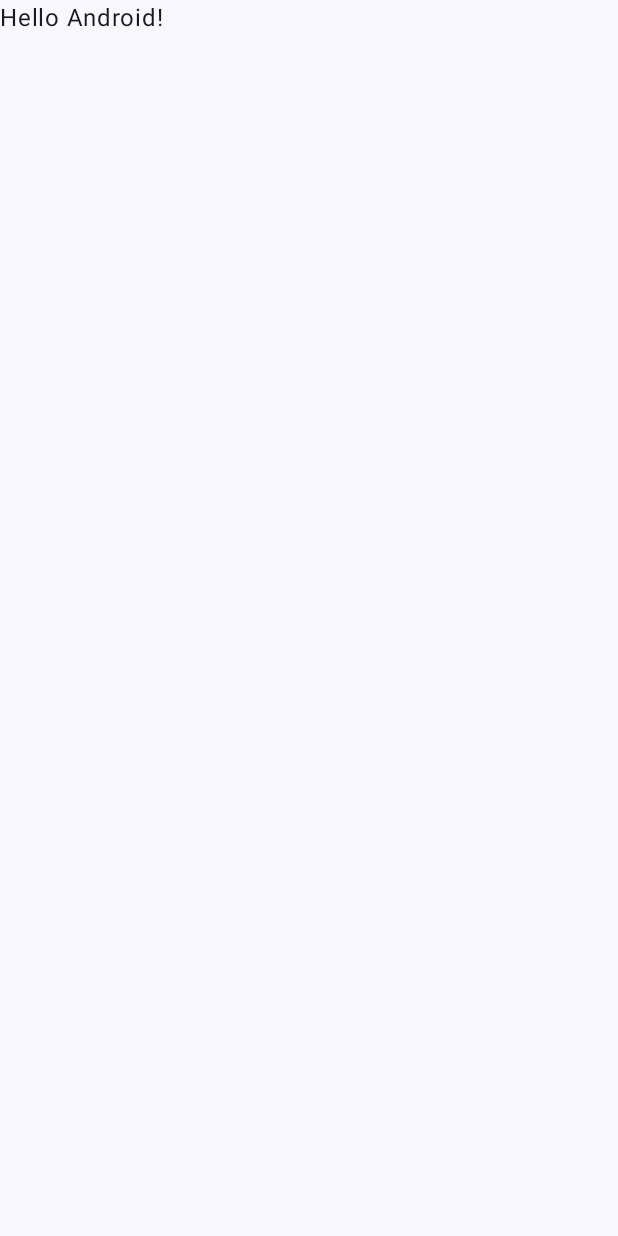
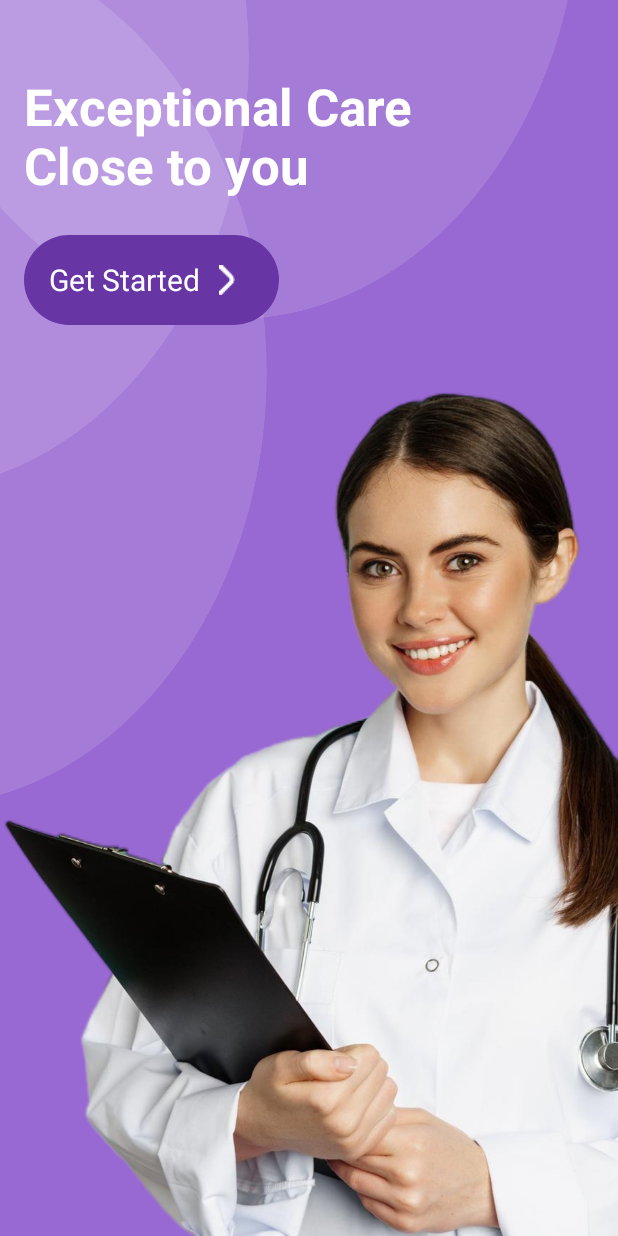
Before and after one commit to ishiniamanda/DocSchedule-App, an Android app built with Jetpack Compose: the screen it shows after launch (MainActivity before the commit, IntroActivity after it), on a phone screen of 412 x 824 dp. Before the commit the screen is almost empty. Run offline under Robolectric (Android 15) with nearby library versions, the phone set to English and light mode, and no system bars.

Commit message:
complete the Intro Page

```diff
--- a/app/build.gradle.kts
+++ b/app/build.gradle.kts
@@ -51,6 +51,10 @@ dependencies {
     implementation(libs.androidx.ui.tooling.preview)
     implementation(libs.androidx.material3)
     implementation(libs.firebase.database)
+    implementation(libs.androidx.appcompat)
+    implementation(libs.material)
+    implementation(libs.androidx.activity)
+    implementation(libs.androidx.constraintlayout)
     testImplementation(libs.junit)
     androidTestImplementation(libs.androidx.junit)
     androidTestImplementation(libs.androidx.espresso.core)
--- a/app/src/main/AndroidManifest.xml
+++ b/app/src/main/AndroidManifest.xml
@@ -11,17 +11,21 @@
         android:roundIcon="@mipmap/ic_launcher_round"
         android:supportsRtl="true"
         android:theme="@style/Theme.DocSchedule">
+
+        <!-- Intro Screen should be the first screen -->
+        <activity
+            android:name=".feature.intro.IntroActivity"
+            android:exported="true">
+            <intent-filter>
+                <action android:name="android.intent.action.MAIN"/>
+                <category android:name="android.intent.category.LAUNCHER"/>
+            </intent-filter>
+        </activity>
+
+        <!-- MainActivity is still available but NOT launcher -->
         <activity
             android:name=".MainActivity"
-            android:exported="true"
-            android:label="@string/app_name"
-            android:theme="@style/Theme.DocSchedule">
-            <intent-filter>
-                <action android:name="android.intent.action.MAIN" />
-
-                <category android:name="android.intent.category.LAUNCHER" />
-            </intent-filter>
-        </activity>
+            android:exported="false" />
     </application>
 
 </manifest>
--- /dev/null
+++ b/app/src/main/java/com/nibm/docschedule/feature/intro/IntroActivity.kt
@@ -0,0 +1,21 @@
+package com.nibm.docschedule.feature.intro
+
+import android.content.Intent
+import android.os.Bundle
+import android.widget.LinearLayout
+import androidx.appcompat.app.AppCompatActivity
+import com.nibm.docschedule.MainActivity
+import com.nibm.docschedule.R
+
+class IntroActivity : AppCompatActivity() {
+    override fun onCreate(savedInstanceState: Bundle?) {
+        super.onCreate(savedInstanceState)
+        setContentView(R.layout.activity_intro)
+
+        val startButton = findViewById<LinearLayout>(R.id.get_started_btn)
+        startButton?.setOnClickListener {
+            startActivity(Intent(this, MainActivity::class.java))
+            finish()
+        }
+    }
+}
--- a/app/src/main/java/com/nibm/docschedule/feature/intro/IntroScreen.kt
+++ /dev/null
@@ -1,17 +0,0 @@
-package com.nibm.docschedule.feature.intro
-
-import androidx.compose.foundation.background
-import androidx.compose.foundation.layout.Box
-import androidx.compose.foundation.layout.fillMaxSize
-import androidx.compose.runtime.Composable
-import androidx.compose.ui.Modifier
-import androidx.compose.ui.res.colorResource
-import com.nibm.docschedule.R
-
-@Composable
-fun IntroScreen(onStartClick: () -> Unit){
-    Box(
-        modifier = Modifier.fillMaxSize()
-            .background(color = colorResource(R.color.purple))
-    ){}
-}
--- /dev/null
+++ b/app/src/main/res/drawable/rounded_button_darkpurple.xml
@@ -0,0 +1,4 @@
+<shape xmlns:android="http://schemas.android.com/apk/res/android">
+    <solid android:color="@color/darkPurple" />
+    <corners android:radius="100dp" />
+</shape>
--- /dev/null
+++ b/app/src/main/res/layout/activity_intro.xml
@@ -0,0 +1,85 @@
+<?xml version="1.0" encoding="utf-8"?>
+<RelativeLayout xmlns:android="http://schemas.android.com/apk/res/android"
+    android:layout_width="match_parent"
+    android:layout_height="match_parent"
+    android:background="@color/purple">
+
+    <!-- TOP HALO BACKGROUND -->
+    <ImageView
+        android:id="@+id/halo_bg"
+        android:layout_width="match_parent"
+        android:layout_height="wrap_content"
+        android:src="@drawable/white_halo"
+        android:scaleType="fitXY"
+        android:layout_alignParentTop="true" />
+
+    <!-- DOCTOR IMAGE BOTTOM -->
+    <ImageView
+        android:id="@+id/doctor_image"
+        android:layout_width="match_parent"
+        android:layout_height="wrap_content"
+        android:src="@drawable/intro_women"
+        android:adjustViewBounds="true"
+        android:scaleType="fitCenter"
+        android:layout_alignParentBottom="true"
+        android:layout_alignParentEnd="true" />
+
+    <!-- TEXT + BUTTON COLUMN -->
+    <LinearLayout
+        android:id="@+id/text_button_group"
+        android:orientation="vertical"
+        android:layout_width="wrap_content"
+        android:layout_height="wrap_content"
+        android:paddingStart="16dp"
+        android:paddingTop="48dp"
+        android:paddingEnd="16dp"
+        android:layout_alignParentStart="true"
+        android:layout_alignParentTop="true">
+
+        <!-- TITLE TEXT -->
+        <TextView
+            android:id="@+id/title_text"
+            android:layout_width="wrap_content"
+            android:layout_height="wrap_content"
+            android:text="@string/sub_intro"
+            android:textColor="@android:color/white"
+            android:textSize="34sp"
+            android:textStyle="bold" />
+
+        <!-- SPACE -->
+        <Space
+            android:layout_width="0dp"
+            android:layout_height="24dp" />
+
+        <!-- GET STARTED BUTTON -->
+        <LinearLayout
+            android:id="@+id/get_started_btn"
+            android:orientation="horizontal"
+            android:layout_width="170dp"
+            android:layout_height="60dp"
+            android:gravity="center"
+            android:background="@drawable/rounded_button_darkpurple"
+            android:paddingStart="8dp"
+            android:paddingEnd="16dp">
+
+            <TextView
+                android:layout_width="wrap_content"
+                android:layout_height="wrap_content"
+                android:text="@string/get_started"
+                android:textSize="20sp"
+                android:textColor="@android:color/white" />
+
+            <Space
+                android:layout_width="8dp"
+                android:layout_height="0dp" />
+
+            <ImageView
+                android:layout_width="20dp"
+                android:layout_height="20dp"
+                android:src="@drawable/white_arrow" />
+
+        </LinearLayout>
+
+    </LinearLayout>
+
+</RelativeLayout>
--- a/app/src/main/res/values/strings.xml
+++ b/app/src/main/res/values/strings.xml
@@ -1,3 +1,5 @@
 <resources>
     <string name="app_name">DocSchedule</string>
+    <string name="get_started">Get Started</string>
+    <string name="sub_intro">Exceptional Care \nClose to you</string>
 </resources>
--- a/app/src/main/res/values/themes.xml
+++ b/app/src/main/res/values/themes.xml
@@ -1,5 +1,14 @@
 <?xml version="1.0" encoding="utf-8"?>
 <resources>
 
-    <style name="Theme.DocSchedule" parent="android:Theme.Material.Light.NoActionBar" />
+    <!-- AppCompat-compatible theme for XML layouts -->
+    <style name="Theme.DocSchedule" parent="Theme.MaterialComponents.DayNight.NoActionBar">
+        <!-- Primary colors -->
+        <item name="colorPrimary">@color/purple_500</item>
+        <item name="colorPrimaryVariant">@color/purple_700</item>
+        <item name="colorOnPrimary">@color/white</item>
+        <!-- Optional background -->
+        <item name="android:windowBackground">@color/purple</item>
+    </style>
+
 </resources>
--- a/gradle.properties
+++ b/gradle.properties
@@ -21,3 +21,4 @@ kotlin.code.style=official
 # resources declared in the library itself and none from the library's dependencies,
 # thereby reducing the size of the R class for that library
 android.nonTransitiveRClass=true
+org.gradle.offline=false
--- a/gradle/libs.versions.toml
+++ b/gradle/libs.versions.toml
@@ -10,6 +10,10 @@ activityCompose = "1.11.0"
 composeBom = "2024.09.00"
 googleGmsGoogleServices = "4.4.4"
 firebaseDatabase = "22.0.1"
+appcompat = "1.7.1"
+material = "1.13.0"
+activity = "1.12.0"
+constraintlayout = "2.2.1"
 
 [libraries]
 androidx-core-ktx = { group = "androidx.core", name = "core-ktx", version.ref = "coreKtx" }
@@ -27,6 +31,10 @@ androidx-ui-test-manifest = { group = "androidx.compose.ui", name = "ui-test-man
 androidx-ui-test-junit4 = { group = "androidx.compose.ui", name = "ui-test-junit4" }
 androidx-material3 = { group = "androidx.compose.material3", name = "material3" }
 firebase-database = { group = "com.google.firebase", name = "firebase-database", version.ref = "firebaseDatabase" }
+androidx-appcompat = { group = "androidx.appcompat", name = "appcompat", version.ref = "appcompat" }
+material = { group = "com.google.android.material", name = "material", version.ref = "material" }
+androidx-activity = { group = "androidx.activity", name = "activity", version.ref = "activity" }
+androidx-constraintlayout = { group = "androidx.constraintlayout", name = "constraintlayout", version.ref = "constraintlayout" }
 
 [plugins]
 android-application = { id = "com.android.application", version.ref = "agp" }
```
Also changed, not shown: 1 other file.
